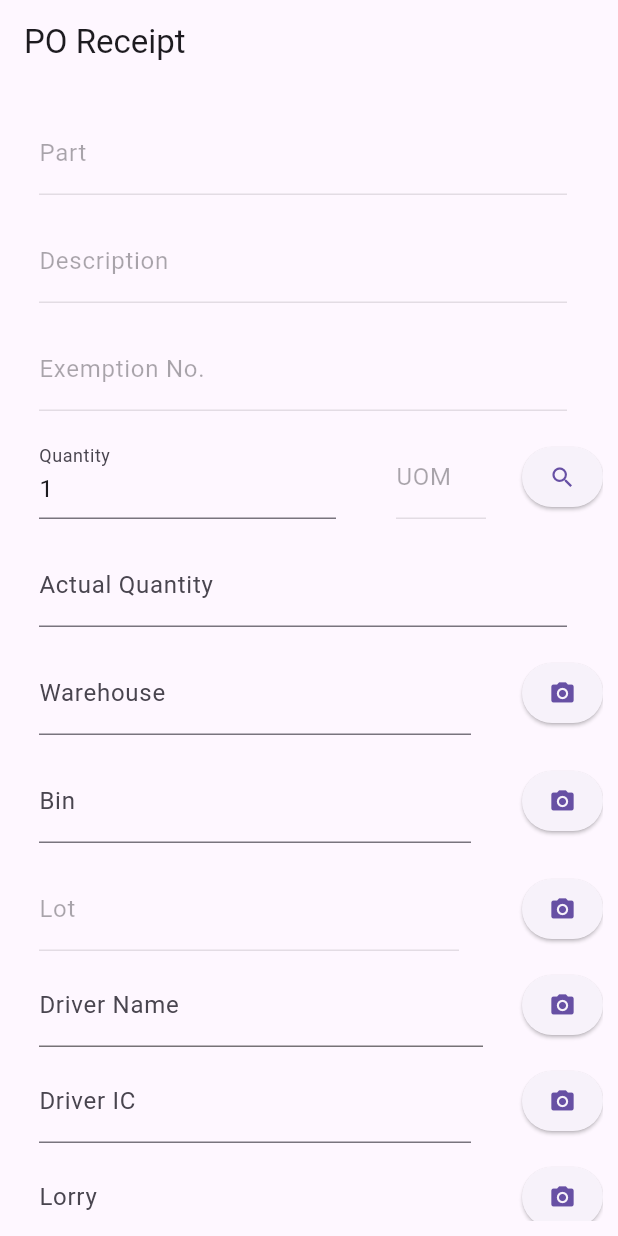
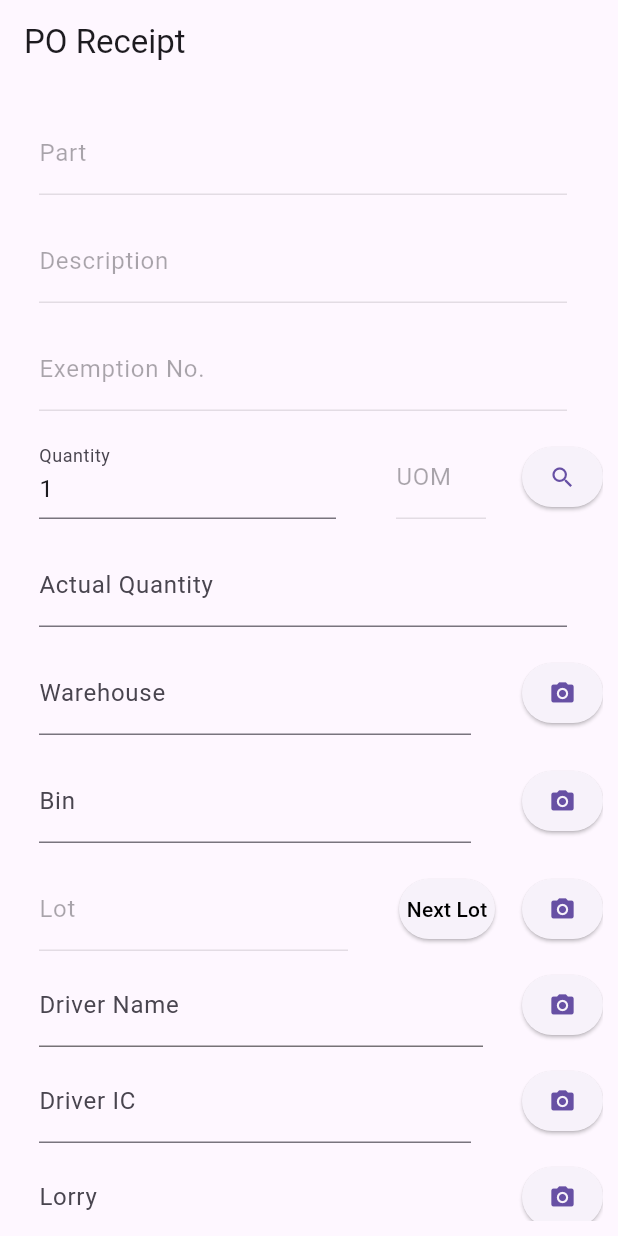
Before and after one commit to DinSDS2000/MWS-FRONTEND, a Flutter app: the POReceiptDtl screen opened directly with empty values, on a phone screen of 412 x 824 dp. Run offline on Flutter 3.47's test engine with Material 3 defaults, Android fonts, the phone set to English and light mode, and no system bars; drawn by our look-alikes of modal_progress_hud_nsn; our stand-ins replace image_picker, local_auth, shared_preferences; missing offline and left inert: barcode_scan2, flutter_udid, flutter_whatsnew; accounts and stored records are empty; network calls fail.

Commit message:
update mws

```diff
--- a/MWS/lib/ui/epipages/poreceiptdtl.dart
+++ b/MWS/lib/ui/epipages/poreceiptdtl.dart
@@ -478,25 +478,25 @@ class POReceiptDtlState extends State<POReceiptDtl> {
                             ),
                           ),
                         ),
-                        //SizedBox(width: 10),
-                        // SizedBox(
-                        //   width: 64,
-                        //   child: ElevatedButton(
-                        //     style: ElevatedButton.styleFrom(
-                        //       padding: EdgeInsets.zero,
-                        //     ),
-                        //     child: Text(
-                        //       'Next Lot',
-                        //       textScaleFactor: textScaleFactor,
-                        //       style: TextStyle(
-                        //         color: Colors.black,
-                        //       ),
-                        //     ),
-                        //     //color: Colors.blue,
-                        //     //disabledColor: Colors.grey,
-                        //     onPressed: genLot,
-                        //   ),
-                        // ),
+                        SizedBox(width: 10),
+                        SizedBox(
+                          width: 64,
+                          child: ElevatedButton(
+                            style: ElevatedButton.styleFrom(
+                              padding: EdgeInsets.zero,
+                            ),
+                            child: Text(
+                              'Next Lot',
+                              textScaleFactor: textScaleFactor,
+                              style: TextStyle(
+                                color: Colors.black,
+                              ),
+                            ),
+                            //color: Colors.blue,
+                            //disabledColor: Colors.grey,
+                            onPressed: genLot,
+                          ),
+                        ),
                         SizedBox(width: 18),
                         SizedBox(
                           width: 54,
@@ -865,10 +865,11 @@ class POReceiptDtlState extends State<POReceiptDtl> {
         _saving = false;
       });
 
-      print(_result);
+      print("NEW PART LOT: $_result");
 
       if (_result[0] == true) {
-        txtLotNo.text = _result[1].replaceAll('"', '');
+        var lotData = jsonDecode(_result[1]);
+        txtLotNo.text = lotData['LotNum'].toString();
       }
     }
   }
--- a/MWS/lib/utils/postepidata.dart
+++ b/MWS/lib/utils/postepidata.dart
@@ -1051,7 +1051,7 @@ Future<List<dynamic>> postNewLot(String partNo) async {
       partNo;
 
   http.Response response = await WebClient(User(token: '')).getHttpReponse(
-    _globals.epiApiBaseUrl + '/api/receipt/PerformNewLot' + _params,
+    _globals.epiApiBaseUrl + '/api/Part/PerformNewLot' + _params,
     headers: {
       HttpHeaders.authorizationHeader: "Bearer ",
     },
```
Also changed, not shown: MWS/lib/ui/epipages/jobtoinventory.dart (+44 -0 lines), MWS/lib/ui/epipages/jobtosalvage.dart (+44 -0 lines), 2 other files.
